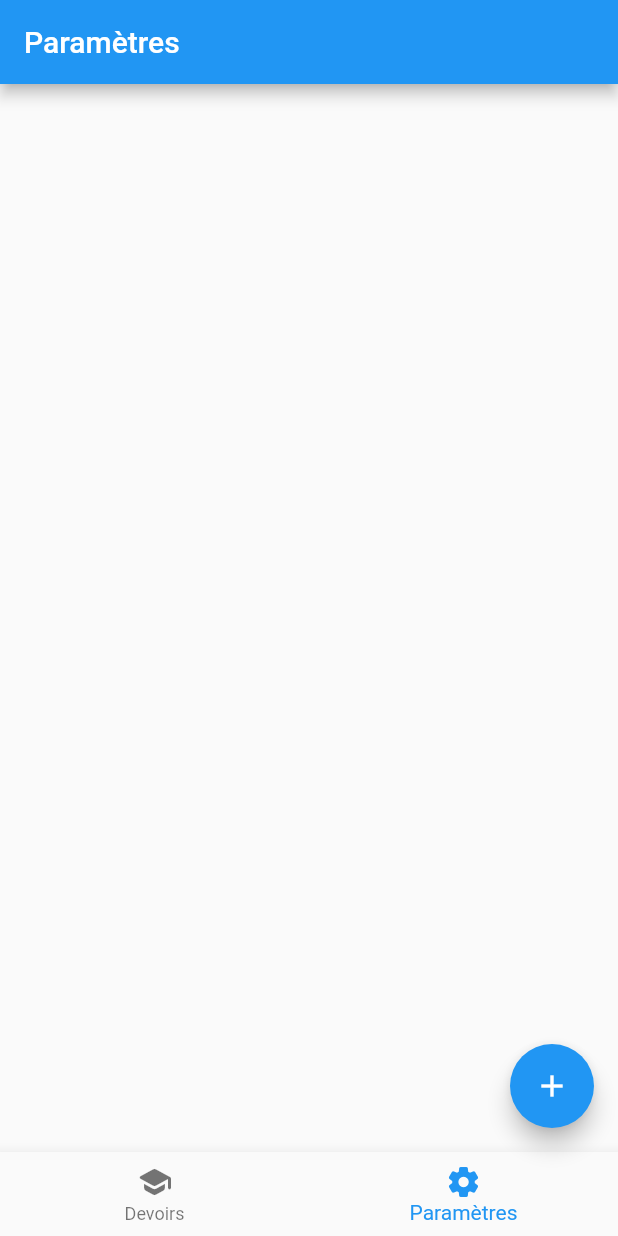
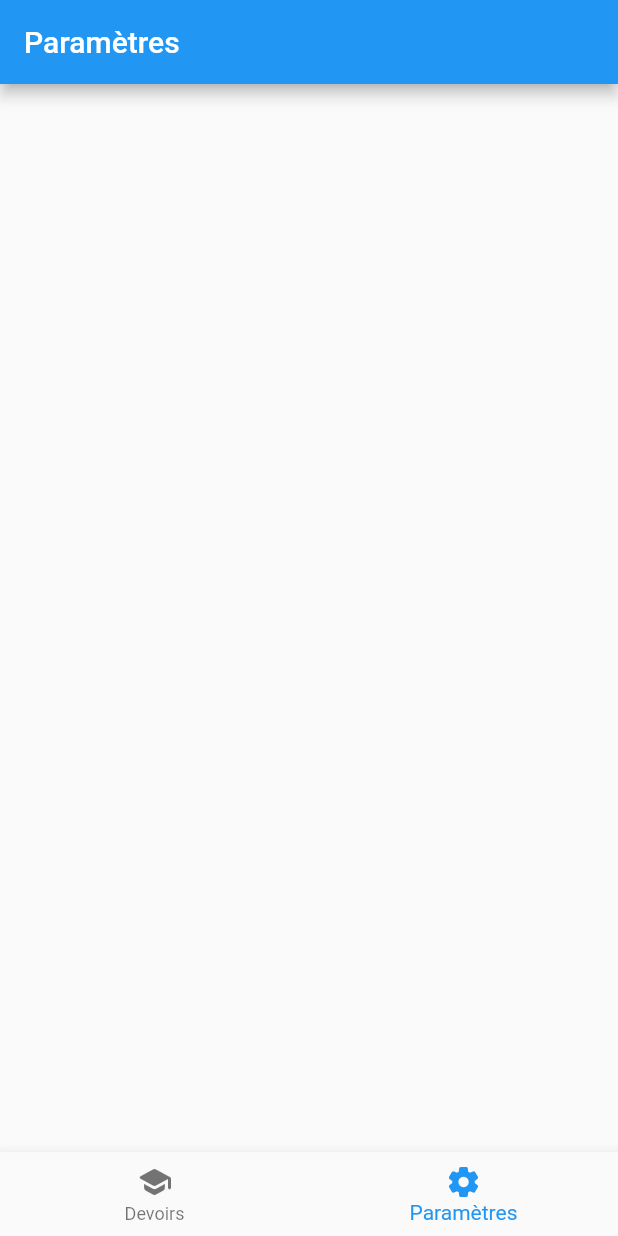
Before and after one commit to alessandrolapizza/tm_college_app, a Flutter app: the screen it shows after launch, item 2 of the bottom bar chosen, on a phone screen of 412 x 824 dp. Run offline on Flutter 3.47's test engine with Material 2 defaults, Android fonts, the phone set to English and light mode, and no system bars.

Commit message:
changé les conditions d'apparition du bouton "+"

```diff
--- a/lib/main.dart
+++ b/lib/main.dart
@@ -27,6 +27,7 @@ class _MyAppState extends State<MyApp> {
   void _changeIndex(index) {
     setState(() {
       _indexSelected = index;
+      print(index);
     });
   }
 
@@ -37,10 +38,12 @@ class _MyAppState extends State<MyApp> {
         appBar: AppBar(
           title: Text(_textToShow),
         ),
-        floatingActionButton: FloatingActionButton(
-          onPressed: () => {},
-          child: Icon(Icons.add),
-        ),
+        floatingActionButton: _indexSelected == 0
+            ? FloatingActionButton(
+                onPressed: () => {},
+                child: Icon(Icons.add),
+              )
+            : null,
         bottomNavigationBar: BottomBar(
           changeIndex: _changeIndex,
           indexSelected: _indexSelected,
```
